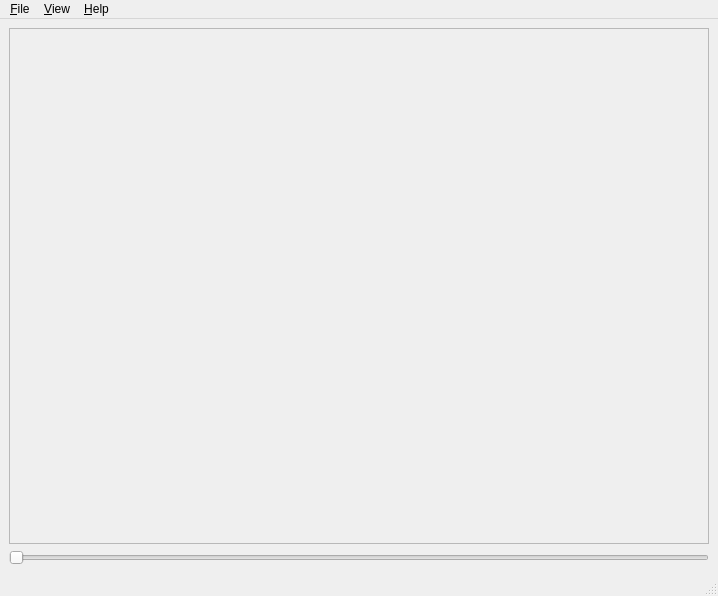
Qt form brac-browser/src/brac-browser.ui (Faham/bric-n-brac) before a commit.
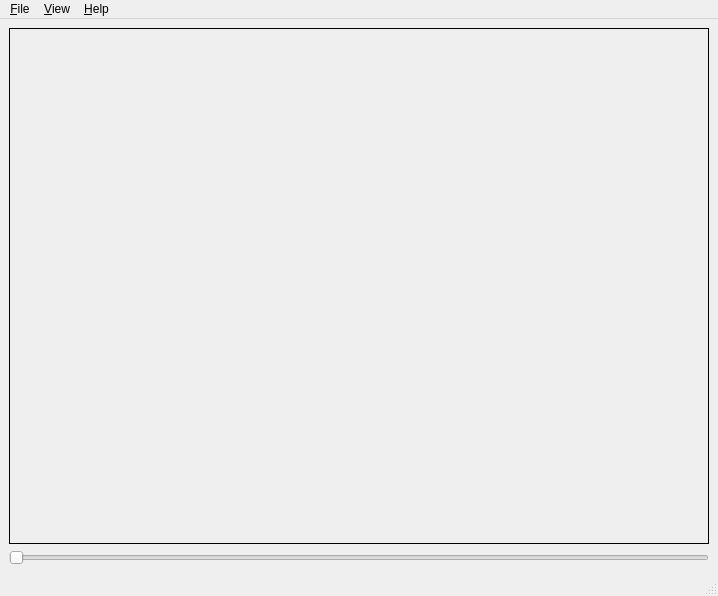
The same form after that commit. Icons and pictures are not drawn.

Commit message: fixed a bug with chrome, need a rebuild under Mac, brac-browse working as the first step

Diff of the .ui file:
```diff
--- a/brac-browser/src/brac-browser.ui
+++ b/brac-browser/src/brac-browser.ui
@@ -19,40 +19,13 @@
   <widget class="QWidget" name="centralwidget">
    <layout class="QVBoxLayout" name="verticalLayout">
     <item>
-     <widget class="QScrollArea" name="m_scroll_area">
-      <property name="sizePolicy">
-       <sizepolicy hsizetype="Expanding" vsizetype="Expanding">
-        <horstretch>0</horstretch>
-        <verstretch>0</verstretch>
-       </sizepolicy>
+     <widget class="QFrame" name="m_frame_main">
+      <property name="frameShape">
+       <enum>QFrame::Box</enum>
       </property>
-      <property name="autoFillBackground">
-       <bool>false</bool>
+      <property name="frameShadow">
+       <enum>QFrame::Plain</enum>
       </property>
-      <property name="styleSheet">
-       <string notr="true">background-image: url(../resources/transparent_checkerboard_square_125.png);
-background-repeat: repeat-xy;
-background-position: center center;</string>
-      </property>
-      <property name="lineWidth">
-       <number>1</number>
-      </property>
-      <property name="widgetResizable">
-       <bool>true</bool>
-      </property>
-      <property name="alignment">
-       <set>Qt::AlignLeading|Qt::AlignLeft|Qt::AlignVCenter</set>
-      </property>
-      <widget class="QWidget" name="scrollAreaWidgetContents">
-       <property name="geometry">
-        <rect>
-         <x>0</x>
-         <y>0</y>
-         <width>696</width>
-         <height>516</height>
-        </rect>
-       </property>
-      </widget>
      </widget>
     </item>
     <item>
```
Left out of the diff: 14 changed lines with no effect on the pictures. The commit also changes 3 other files.
